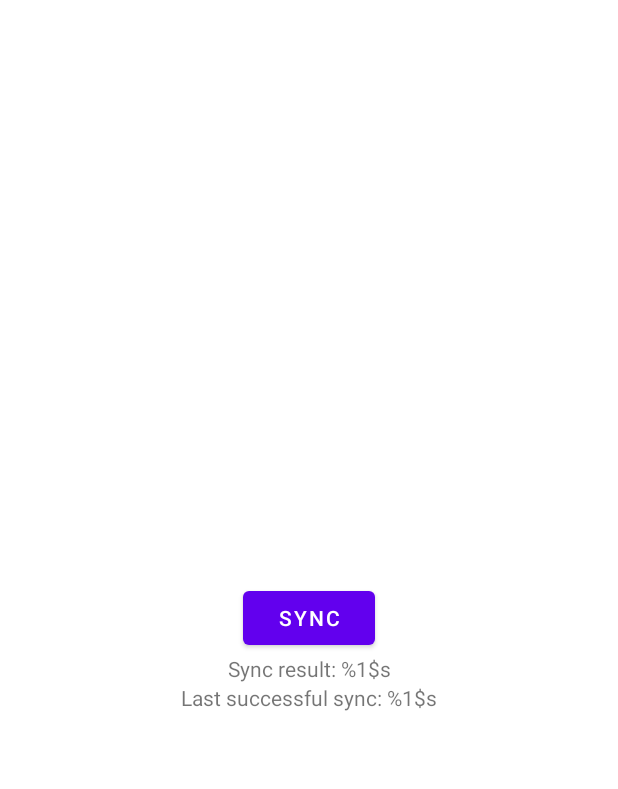
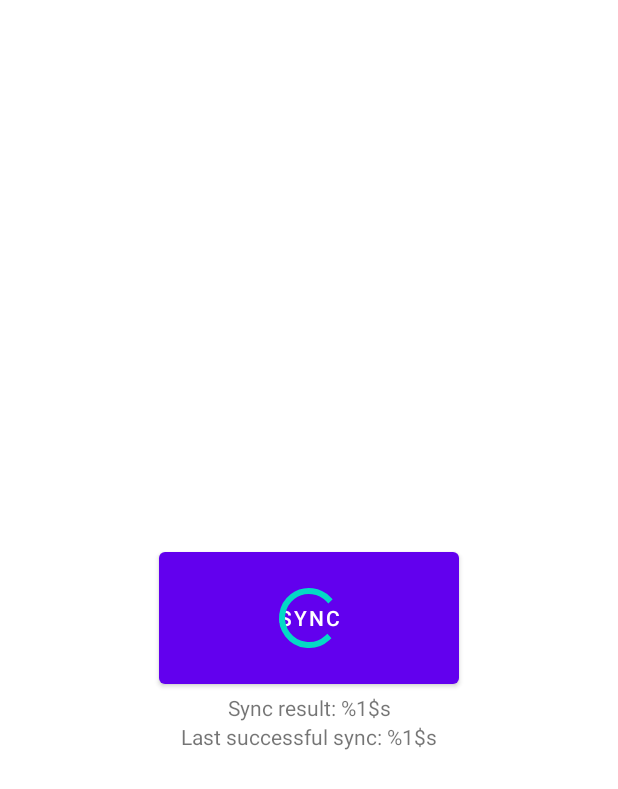
Before and after one commit to nytfury47/SMS_Parser, an Android app: the layout fragment_main.xml on its own in the app's theme, with its tools: preview values and no code run, on a phone screen of 412 x 824 dp. Shown: the top 789 px of the screen. Run offline under Robolectric (Android 15) with nearby library versions, the phone set to English and light mode, and no system bars.

Commit message:
improve networking

```diff
--- a/app/src/main/java/com/tan/smsparser/viewmodel/MainViewModel.kt
+++ b/app/src/main/java/com/tan/smsparser/viewmodel/MainViewModel.kt
@@ -10,7 +10,6 @@ import androidx.lifecycle.ViewModel
 
 import com.tan.smsparser.data.local.AppPreferences
 import com.tan.smsparser.data.remote.APIService
-import com.tan.smsparser.util.getCurrentDateTime
 
 import kotlinx.coroutines.CoroutineScope
 import kotlinx.coroutines.Dispatchers
@@ -37,7 +36,6 @@ class MainViewModel: ViewModel() {
     // Create MutableLiveData which MainFragment can subscribe to
     // When this data changes, it triggers the UI to do an update
     val uiSyncResultTextLiveData = MutableLiveData<String>()
-    val uiLastSyncTextLiveData = MutableLiveData<String>()
 
     //endregion
 
@@ -109,7 +107,6 @@ class MainViewModel: ViewModel() {
 
                 // Update Sync Result / Last Sync Time
                 uiSyncResultTextLiveData.postValue(syncResult)
-                uiLastSyncTextLiveData.postValue(getCurrentDateTime(AppPreferences.lastSyncDate))
             }
         }
     }
--- a/app/src/main/res/layout/fragment_main.xml
+++ b/app/src/main/res/layout/fragment_main.xml
@@ -7,8 +7,8 @@
 
     <Button
         android:id="@+id/fragmentSyncButton"
-        android:layout_width="wrap_content"
-        android:layout_height="wrap_content"
+        android:layout_width="200dp"
+        android:layout_height="100dp"
         android:text="@string/sync_button_text"
         app:layout_constraintBottom_toBottomOf="parent"
         app:layout_constraintEnd_toEndOf="parent"
@@ -34,4 +34,16 @@
         app:layout_constraintEnd_toEndOf="parent"
         app:layout_constraintStart_toStartOf="parent"
         app:layout_constraintTop_toBottomOf="@+id/fragmentSyncResultTextView" />
+
+    <ProgressBar
+        android:id="@+id/progressBar"
+        style="?android:attr/progressBarStyle"
+        android:layout_width="wrap_content"
+        android:layout_height="wrap_content"
+        android:elevation="5dp"
+        app:layout_constraintBottom_toBottomOf="parent"
+        app:layout_constraintEnd_toEndOf="parent"
+        app:layout_constraintStart_toStartOf="parent"
+        app:layout_constraintTop_toTopOf="parent" />
+
 </androidx.constraintlayout.widget.ConstraintLayout>
```
Also changed, not shown: app/src/main/java/com/tan/smsparser/util/Utility.kt (deleted, +0 -10 lines), app/src/main/java/com/tan/smsparser/view/MainFragment.kt (+24 -5 lines).
